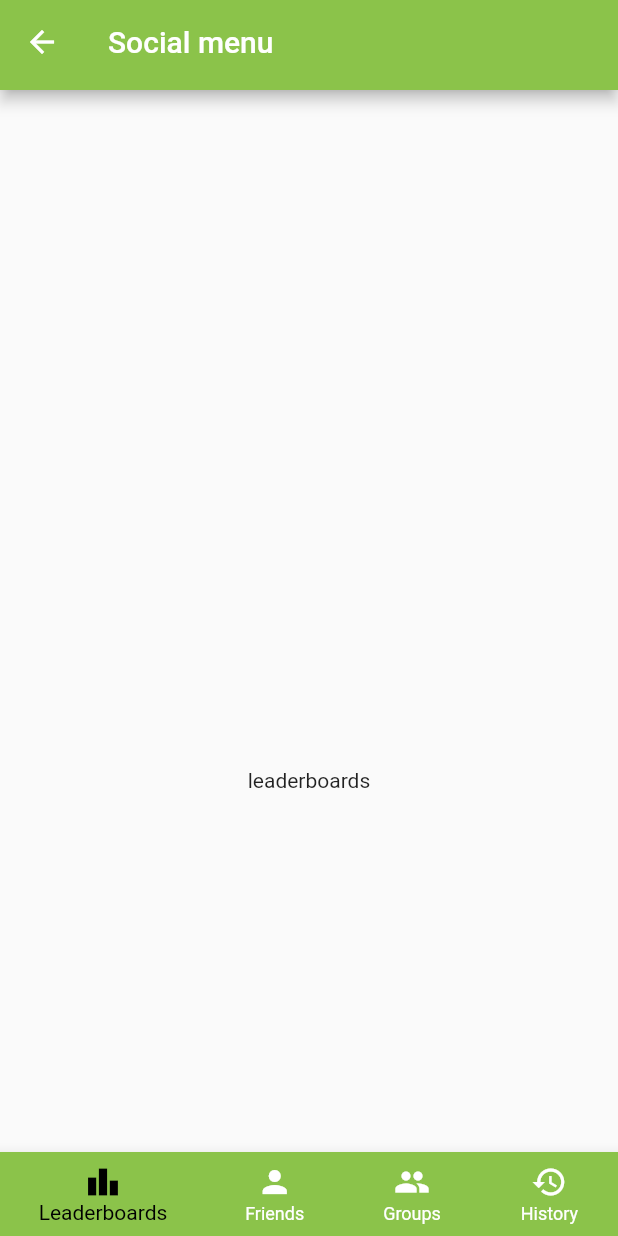
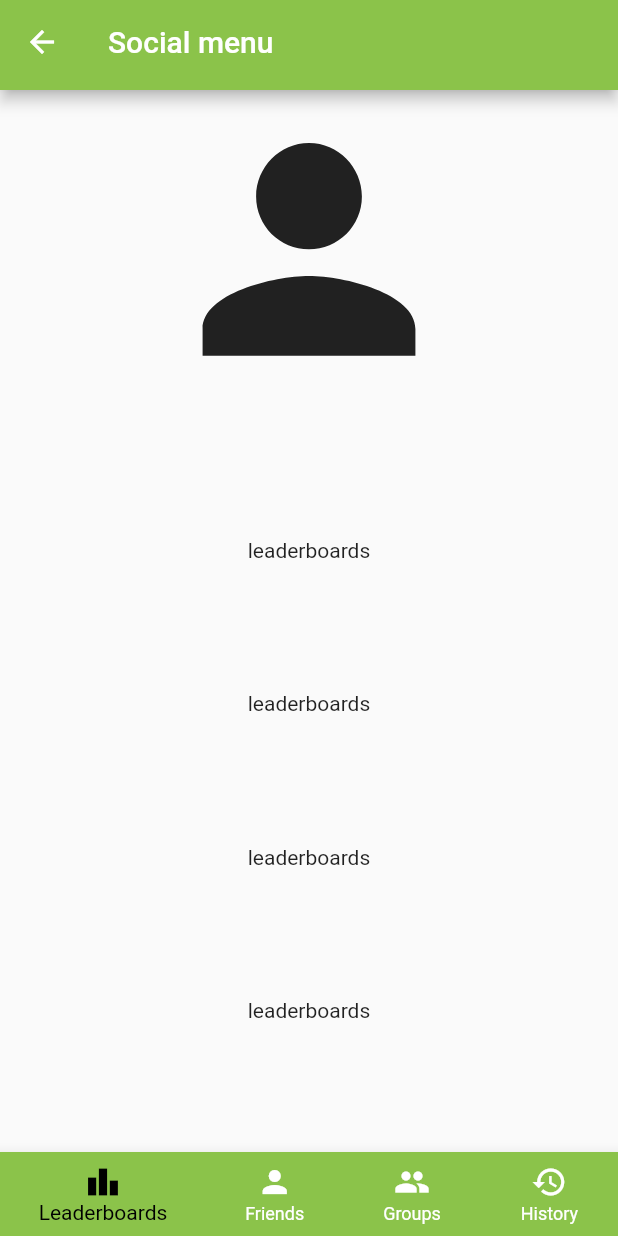
Before and after one commit to SEbbaDK/maptogether, a Flutter app: the SocialScreen screen opened directly, on a phone screen of 412 x 824 dp. Run offline on Flutter 3.47's test engine with Material 2 defaults, Android fonts, the phone set to English and light mode, and no system bars.

Commit message:
Add demo "list"

```diff
--- a/client/lib/screens/social_screen.dart
+++ b/client/lib/screens/social_screen.dart
@@ -33,14 +33,14 @@ class _SocialScreenState extends State<SocialScreen> {
           Expanded(
             flex: 3,
             child: Container(
-              //color: Colors.blue,
+              //color: Colors.green,
                 child: UserOverView(),
             ),
           ),
           Expanded(
             flex: 7,
             child: Container(
-              //color: Colors.red,
+              //color: Colors.grey,
               child: Center(
                 child: menuItems[menuIndex],
               ),
--- a/client/lib/widgets/social_menu_widgets/leaderboards.dart
+++ b/client/lib/widgets/social_menu_widgets/leaderboards.dart
@@ -3,8 +3,15 @@ import 'package:flutter/material.dart';
 class Leaderboards extends StatelessWidget {
   @override
   Widget build(BuildContext context) {
-    return Container(
-      child: Text('leaderboards'),
+    return Column(
+      mainAxisAlignment: MainAxisAlignment.spaceEvenly,
+      crossAxisAlignment: CrossAxisAlignment.end,
+      children: [
+        Text('leaderboards'),
+        Text('leaderboards'),
+        Text('leaderboards'),
+        Text('leaderboards'),
+      ],
     );
   }
 }
--- a/client/lib/widgets/social_menu_widgets/user_overview.dart
+++ b/client/lib/widgets/social_menu_widgets/user_overview.dart
@@ -3,6 +3,19 @@ import 'package:flutter/material.dart';
 class UserOverView extends StatelessWidget {
   @override
   Widget build(BuildContext context) {
-    return Container();
+    return Container(
+      child: Row(
+        mainAxisAlignment: MainAxisAlignment.center,
+        children: [
+          Expanded(
+            child: FittedBox(
+              child: Icon(
+                Icons.person,
+              ),
+            ),
+          ),
+        ],
+      ),
+    );
   }
 }
```
